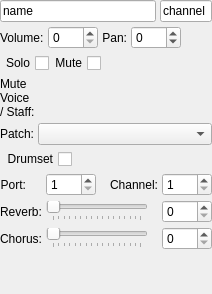
First picture: the form in mscore/mixer/mixerdetails.ui, repository fp22june/MuseScore, before the edit.
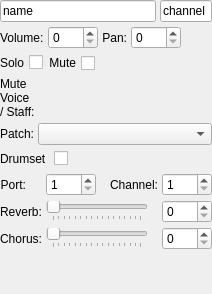
Second picture: the form after the edit. Icons and pictures are not drawn. Custom widgets are drawn as their Qt base class.

The edit to the form file:
```diff
--- a/mscore/mixer/mixerdetails.ui
+++ b/mscore/mixer/mixerdetails.ui
@@ -149,10 +149,10 @@
         <string>Pan</string>
        </property>
        <property name="minimum">
-        <number>-63</number>
+        <number>0</number>
        </property>
        <property name="maximum">
-        <number>63</number>
+        <number>127</number>
        </property>
       </widget>
      </item>
@@ -180,15 +180,35 @@
       <number>0</number>
      </property>
      <item>
-      <widget class="QCheckBox" name="checkBoxSolo">
-       <property name="layoutDirection">
-        <enum>Qt::LayoutDirection::RightToLeft</enum>
-       </property>
+      <widget class="QLabel" name="label">
        <property name="text">
         <string>Solo</string>
        </property>
       </widget>
      </item>
+     <item>
+      <spacer name="horizontalSpacer_6">
+       <property name="orientation">
+        <enum>Qt::Orientation::Horizontal</enum>
+       </property>
+       <property name="sizeType">
+        <enum>QSizePolicy::Policy::Fixed</enum>
+       </property>
+       <property name="sizeHint" stdset="0">
+        <size>
+         <width>5</width>
+         <height>20</height>
+        </size>
+       </property>
+      </spacer>
+     </item>
+     <item>
+      <widget class="QCheckBox" name="checkBoxSolo">
+       <property name="layoutDirection">
+        <enum>Qt::LayoutDirection::RightToLeft</enum>
+       </property>
+      </widget>
+     </item>
      <item>
       <widget class="QCheckBox" name="checkBoxMute">
        <property name="layoutDirection">
@@ -275,15 +295,35 @@
    <item row="5" column="0" colspan="2">
     <layout class="QHBoxLayout" name="horizontalLayout_4">
      <item>
-      <widget class="QCheckBox" name="drumkitCheck">
-       <property name="layoutDirection">
-        <enum>Qt::LayoutDirection::RightToLeft</enum>
-       </property>
+      <widget class="QLabel" name="label_2">
        <property name="text">
         <string>Drumset</string>
        </property>
       </widget>
      </item>
+     <item>
+      <spacer name="horizontalSpacer_7">
+       <property name="orientation">
+        <enum>Qt::Orientation::Horizontal</enum>
+       </property>
+       <property name="sizeType">
+        <enum>QSizePolicy::Policy::Fixed</enum>
+       </property>
+       <property name="sizeHint" stdset="0">
+        <size>
+         <width>3</width>
+         <height>20</height>
+        </size>
+       </property>
+      </spacer>
+     </item>
+     <item>
+      <widget class="QCheckBox" name="drumkitCheck">
+       <property name="layoutDirection">
+        <enum>Qt::LayoutDirection::RightToLeft</enum>
+       </property>
+      </widget>
+     </item>
      <item>
       <spacer name="horizontalSpacer_2">
        <property name="orientation">
```
Left out of the diff: 22 changed lines with no effect on the pictures.
